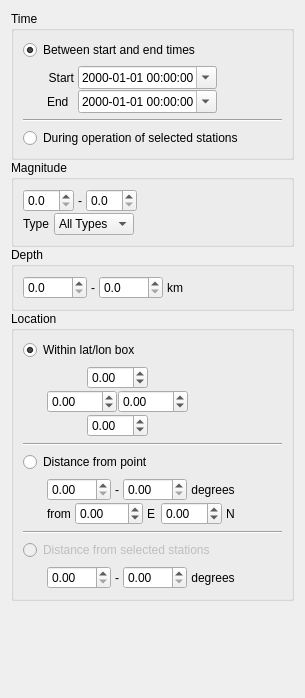
Qt form pyweed/gui/uic/EventOptionsWidget.ui (iris-edu/pyweed) before a commit.
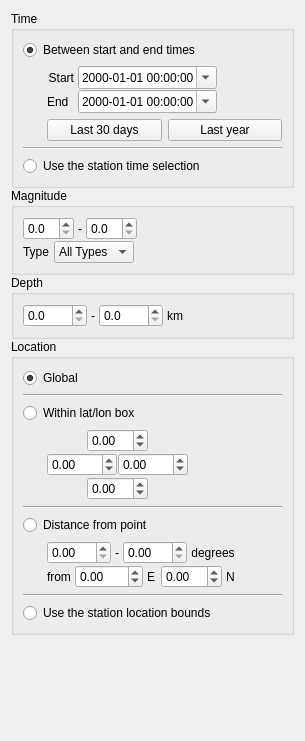
The same form after that commit.

Commit message: Cleaned up the event/station options dialogs. Changed the interrelated options (ie. select events based on distance from stations) to be simpler (now just uses the query value from the other option), added things like "Global" location to be more explicit. Fixed a bunch of little related bugs.

The edit to the form file:
```diff
--- a/pyweed/gui/uic/EventOptionsWidget.ui
+++ b/pyweed/gui/uic/EventOptionsWidget.ui
@@ -7,7 +7,7 @@
     <x>0</x>
     <y>0</y>
     <width>305</width>
-    <height>698</height>
+    <height>741</height>
    </rect>
   </property>
   <property name="sizePolicy">
@@ -104,6 +104,27 @@
         </item>
        </layout>
       </item>
+      <item>
+       <layout class="QHBoxLayout" name="horizontalLayout_2">
+        <property name="leftMargin">
+         <number>24</number>
+        </property>
+        <item>
+         <widget class="QPushButton" name="time30DaysPushButton">
+          <property name="text">
+           <string>Last 30 days</string>
+          </property>
+         </widget>
+        </item>
+        <item>
+         <widget class="QPushButton" name="time1YearPushButton">
+          <property name="text">
+           <string>Last year</string>
+          </property>
+         </widget>
+        </item>
+       </layout>
+      </item>
       <item>
        <widget class="Line" name="line_3">
         <property name="orientation">
@@ -112,9 +133,12 @@
        </widget>
       </item>
       <item>
-       <widget class="QRadioButton" name="timeDuringStationsRadioButton">
+       <widget class="QRadioButton" name="timeFromStationsRadioButton">
+        <property name="enabled">
+         <bool>true</bool>
+        </property>
         <property name="text">
-         <string>During operation of selected stations</string>
+         <string>Use the station time selection</string>
         </property>
        </widget>
       </item>
@@ -357,13 +381,30 @@
       <string>Location</string>
      </property>
      <layout class="QVBoxLayout" name="verticalLayout_6">
+      <item>
+       <widget class="QRadioButton" name="locationGlobalRadioButton">
+        <property name="text">
+         <string>Global</string>
+        </property>
+        <property name="checked">
+         <bool>true</bool>
+        </property>
+       </widget>
+      </item>
+      <item>
+       <widget class="Line" name="line_4">
+        <property name="orientation">
+         <enum>Qt::Horizontal</enum>
+        </property>
+       </widget>
+      </item>
       <item>
        <widget class="QRadioButton" name="locationRangeRadioButton">
         <property name="text">
          <string>Within lat/lon box</string>
         </property>
         <property name="checked">
-         <bool>true</bool>
+         <bool>false</bool>
         </property>
        </widget>
       </item>
@@ -668,89 +709,13 @@
       <item>
        <widget class="QRadioButton" name="locationDistanceFromEventsRadioButton">
         <property name="enabled">
-         <bool>false</bool>
+         <bool>true</bool>
         </property>
         <property name="text">
-         <string>Distance from selected stations</string>
+         <string>Use the station location bounds</string>
         </property>
        </widget>
       </item>
-      <item>
-       <layout class="QHBoxLayout" name="locationDistanceFromEventsLayout" stretch="0,1">
-        <property name="spacing">
-         <number>0</number>
-        </property>
-        <property name="leftMargin">
-         <number>24</number>
-        </property>
-        <item>
-         <layout class="QHBoxLayout" name="horizontalLayout_19">
-          <property name="spacing">
-           <number>4</number>
-          </property>
-          <property name="sizeConstraint">
-           <enum>QLayout::SetDefaultConstraint</enum>
-          </property>
-          <property name="leftMargin">
-           <number>0</number>
-          </property>
-          <item>
-           <widget class="QDoubleSpinBox" name="distanceFromStationsMinRadiusDoubleSpinBox">
-            <property name="minimum">
-             <double>0.000000000000000</double>
-            </property>
-            <property name="maximum">
-             <double>180.000000000000000</double>
-            </property>
-           </widget>
-          </item>
-          <item>
-           <widget class="QLabel" name="label_5">
-            <property name="text">
-             <string>-</string>
-            </property>
-           </widget>
-          </item>
-          <item>
-           <widget class="QDoubleSpinBox" name="distanceFromStationsMaxRadiusDoubleSpinBox">
-            <property name="minimum">
-             <double>0.000000000000000</double>
-            </property>
-            <property name="maximum">
-             <double>180.000000000000000</double>
-            </property>
-           </widget>
-          </item>
-          <item>
-           <widget class="QLabel" name="label_10">
-            <property name="enabled">
-             <bool>true</bool>
-            </property>
-            <property name="text">
-             <string>degrees</string>
-            </property>
-            <property name="alignment">
-             <set>Qt::AlignCenter</set>
-            </property>
-           </widget>
-          </item>
-         </layout>
-        </item>
-        <item>
-         <spacer name="horizontalSpacer_26">
-          <property name="orientation">
-           <enum>Qt::Horizontal</enum>
-          </property>
-          <property name="sizeHint" stdset="0">
-           <size>
-            <width>0</width>
-            <height>0</height>
-           </size>
-          </property>
-         </spacer>
-        </item>
-       </layout>
-      </item>
      </layout>
     </widget>
    </item>
```
Left out of the diff: 2 changed lines with no effect on the pictures. The commit also changes 14 other files.
